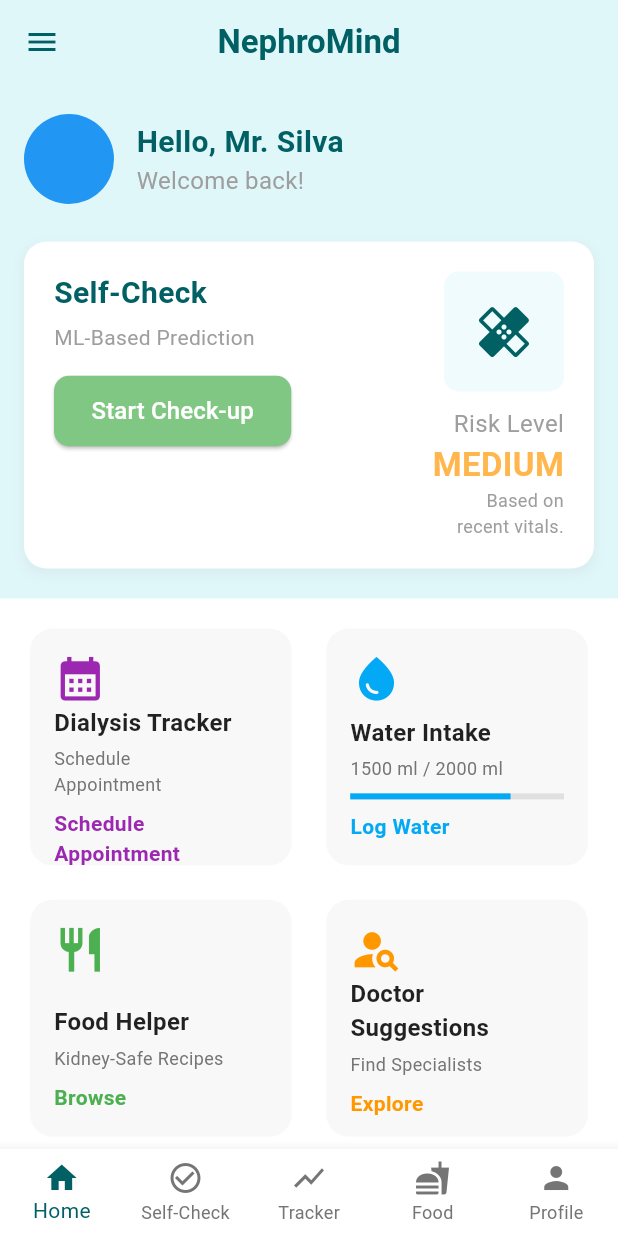
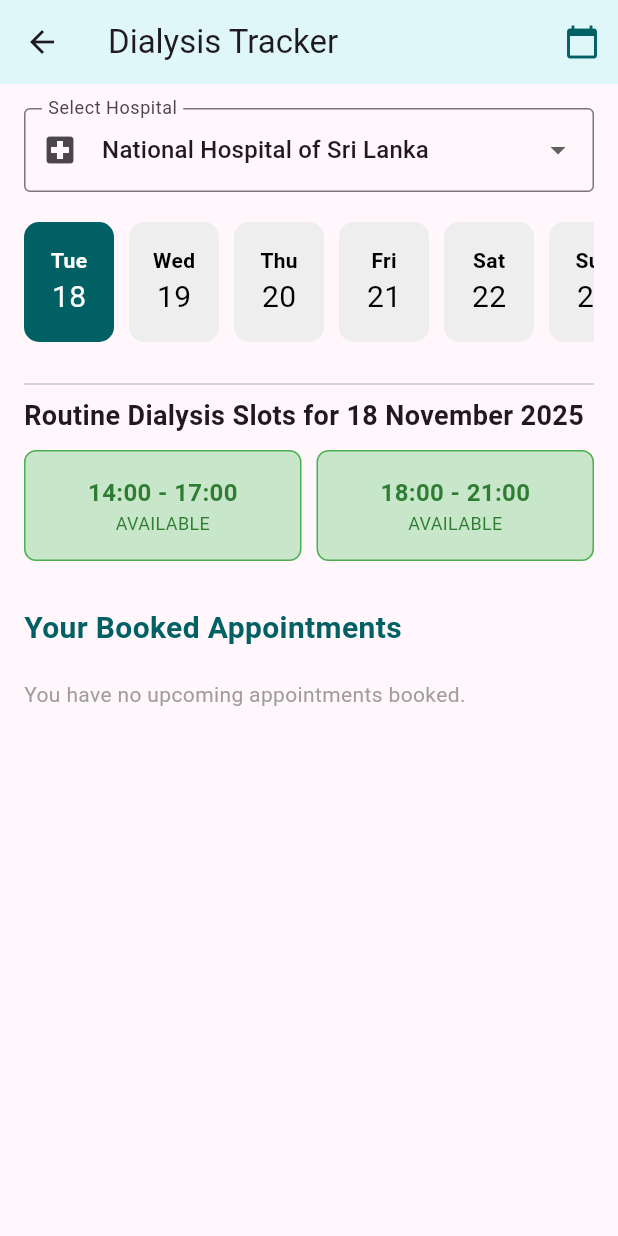
Before and after one commit to nipuni-Gurusinghe/NephroMind-Mobile-application, a Flutter app: the DashboardScreen screen opened by its route, after a tap on "Dialysis Tracker", on a phone screen of 412 x 824 dp. Run offline on Flutter 3.47's test engine with Material 3 defaults, Android fonts, the light colour scheme and no system bars; our stand-ins replace cloud_firestore, firebase_auth, firebase_core, share_plus; missing offline and left inert: a package; accounts and stored records are empty; statements that could not run were skipped.

Commit message:
Dialysis tracker completed

```diff
--- /dev/null
+++ b/lib/DialysisTrackerScreen.dart
@@ -0,0 +1,502 @@
+import 'package:flutter/material.dart';
+import 'package:cloud_firestore/cloud_firestore.dart';
+import 'package:intl/intl.dart';
+import 'package:firebase_auth/firebase_auth.dart';
+
+// --- DATA DEFINITIONS ---
+
+const List<Map<String, String>> hospitals = [
+  {'id': 'h_colombo_n', 'name': 'National Hospital of Sri Lanka (Colombo)'},
+  {'id': 'h_nindt', 'name': 'National Institute for Nephrology, Dialysis & Transplantation (NINDT)'},
+  {'id': 'h_karapitiya', 'name': 'Karapitiya Teaching Hospital (Galle National Hospital)'},
+  {'id': 'h_wellawaya', 'name': 'Wellawaya Base Hospital (Monaragala District)'},
+  {'id': 'h_mullariyawa', 'name': 'Colombo East Base Hospital, Mullariyawa'},
+];
+
+const List<String> routineTimeSlots = [
+  '06:00-09:00',
+  '10:00-13:00',
+  '14:00-17:00',
+  '18:00-21:00',
+];
+
+const String emergencyTimeSlot = '22:00-01:00 (Emergency)';
+
+class DialysisTrackerScreen extends StatefulWidget {
+  const DialysisTrackerScreen({super.key});
+
+  @override
+  State<DialysisTrackerScreen> createState() => _DialysisTrackerScreenState();
+}
+
+class _DialysisTrackerScreenState extends State<DialysisTrackerScreen> {
+  final FirebaseFirestore _firestore = FirebaseFirestore.instance;
+  Map<String, String>? _selectedHospital;
+  DateTime _selectedDate = DateTime.now();
+
+  String get currentPatientId {
+    // This is the correct way to filter by the current user.
+    // Ensure the user is logged in for proper permissions.
+    return FirebaseAuth.instance.currentUser?.uid ?? 'guest_uid';
+  }
+
+  late final String formattedToday = DateFormat('yyyy-MM-dd').format(DateUtils.dateOnly(DateTime.now()));
+
+  @override
+  void initState() {
+    super.initState();
+    _selectedHospital = hospitals.first;
+    _selectedDate = DateUtils.dateOnly(DateTime.now());
+  }
+
+  // --- HELPER FUNCTIONS ---
+
+  List<DateTime> _getDateRange() {
+    final List<DateTime> dates = [];
+    final now = DateUtils.dateOnly(DateTime.now());
+    for (int i = 0; i < 7; i++) {
+      dates.add(now.add(Duration(days: i)));
+    }
+    return dates;
+  }
+
+  List<String> _getAvailableTimeSlots(DateTime date) {
+    final List<String> slots = [...routineTimeSlots];
+
+    if (DateUtils.isSameDay(date, DateTime.now())) {
+      final now = DateTime.now();
+      slots.retainWhere((slot) {
+        final startTimeStr = slot.split('-').first;
+        final parts = startTimeStr.split(':');
+        final hour = int.parse(parts[0]);
+        final minute = int.parse(parts[1]);
+        final slotStartTime = DateTime(now.year, now.month, now.day, hour, minute);
+        return slotStartTime.isAfter(now);
+      });
+    }
+    return slots;
+  }
+
+  Future<void> _selectDate(BuildContext context) async {
+    final DateTime? picked = await showDatePicker(
+      context: context,
+      initialDate: _selectedDate,
+      firstDate: DateUtils.dateOnly(DateTime.now()),
+      lastDate: DateTime(2027),
+      builder: (context, child) {
+        return Theme(
+          data: ThemeData.light().copyWith(
+            primaryColor: const Color(0xFF006064),
+            colorScheme: const ColorScheme.light(
+              primary: Color(0xFF006064),
+              onPrimary: Colors.white,
+            ),
+            buttonTheme: const ButtonThemeData(textTheme: ButtonTextTheme.primary),
+          ),
+          child: child!,
+        );
+      },
+    );
+    if (picked != null && !DateUtils.isSameDay(picked, _selectedDate)) {
+      setState(() {
+        _selectedDate = DateUtils.dateOnly(picked);
+      });
+    }
+  }
+
+  // --- FIREBASE INTERACTIONS ---
+
+  Stream<QuerySnapshot> _fetchBookedAppointments() {
+    if (_selectedHospital == null) {
+      return const Stream.empty();
+    }
+    final formattedDate = DateFormat('yyyy-MM-dd').format(_selectedDate);
+
+    return _firestore
+        .collection('dialysis_appointments')
+        .where('hospitalId', isEqualTo: _selectedHospital!['id'])
+        .where('date', isEqualTo: formattedDate)
+        .where('type', isEqualTo: 'routine')
+        .snapshots();
+  }
+
+  Stream<QuerySnapshot> _fetchUserAppointments() {
+    // This is the correct query to filter appointments for the current user.
+    // It REQUIRES the composite index (see step 2 below).
+    return _firestore
+          .collection('dialysis_appointments')
+          .where('patientId', isEqualTo: currentPatientId)
+          .where('date', isGreaterThanOrEqualTo: formattedToday)
+          .orderBy('date')
+          .orderBy('timeSlot')
+          .snapshots();
+  }
+
+  Future<void> _confirmAndBookAppointment(BuildContext context, String timeSlot) async {
+    if (_selectedHospital == null) return;
+
+    final hospitalName = _selectedHospital!['name'];
+    final formattedDate = DateFormat('dd MMMM yyyy').format(_selectedDate);
+
+    final confirmed = await showDialog<bool>(
+      context: context,
+      builder: (context) => AlertDialog(
+        title: const Text('Confirm Appointment'),
+        content: RichText(
+          text: TextSpan(
+            style: const TextStyle(color: Colors.black, fontSize: 16),
+            children: <TextSpan>[
+              const TextSpan(text: 'Are you sure you want to book this appointment?\n\n'),
+              const TextSpan(text: 'Hospital: ', style: TextStyle(fontWeight: FontWeight.bold)),
+              TextSpan(text: '$hospitalName\n'),
+              const TextSpan(text: 'Date: ', style: TextStyle(fontWeight: FontWeight.bold)),
+              TextSpan(text: '$formattedDate\n'),
+              const TextSpan(text: 'Time: ', style: TextStyle(fontWeight: FontWeight.bold)),
+              TextSpan(text: timeSlot),
+            ],
+          ),
+        ),
+        actions: [
+          TextButton(
+            onPressed: () => Navigator.of(context).pop(false),
+            child: const Text('No', style: TextStyle(color: Colors.red)),
+          ),
+          TextButton(
+            onPressed: () => Navigator.of(context).pop(true),
+            child: const Text('Yes', style: TextStyle(fontWeight: FontWeight.bold)),
+          ),
+        ],
+      ),
+    );
+
+    if (confirmed == true) {
+      await _bookAppointment(timeSlot);
+    } else if (confirmed == false) {
+       if (mounted) {
+         ScaffoldMessenger.of(context).showSnackBar(
+           const SnackBar(content: Text('Appointment booking cancelled.')),
+         );
+       }
+    }
+  }
+
+
+  Future<void> _bookAppointment(String timeSlot) async {
+    if (_selectedHospital == null) return;
+
+    final formattedDate = DateFormat('yyyy-MM-dd').format(_selectedDate);
+    final hospitalId = _selectedHospital!['id'];
+
+    try {
+      await _firestore.collection('dialysis_appointments').add({
+        'hospitalId': hospitalId,
+        'hospitalName': _selectedHospital!['name'],
+        'date': formattedDate,
+        'timeSlot': timeSlot,
+        'patientId': currentPatientId,
+        'isBooked': true,
+        'type': 'routine',
+        'createdAt': FieldValue.serverTimestamp(),
+      });
+      if (mounted) {
+        ScaffoldMessenger.of(context).showSnackBar(
+          SnackBar(content: Text('Appointment booked for $formattedDate $timeSlot at ${_selectedHospital!['name']}!')),
+        );
+      }
+    } on FirebaseException catch (e) {
+       if (mounted) {
+        ScaffoldMessenger.of(context).showSnackBar(
+          SnackBar(content: Text('Error booking appointment: ${e.message}. Did you log in?')),
+        );
+      }
+    } catch (e) {
+      if (mounted) {
+        ScaffoldMessenger.of(context).showSnackBar(
+          SnackBar(content: Text('Error booking appointment: $e')),
+        );
+      }
+    }
+  }
+
+  Future<void> _deleteAppointment(String appointmentDocId) async {
+    try {
+      await _firestore.collection('dialysis_appointments').doc(appointmentDocId).delete();
+      if (mounted) {
+        ScaffoldMessenger.of(context).showSnackBar(
+          const SnackBar(content: Text('Appointment successfully deleted.')),
+        );
+      }
+    } catch (e) {
+      if (mounted) {
+        ScaffoldMessenger.of(context).showSnackBar(
+          SnackBar(content: Text('Error deleting appointment: $e')),
+        );
+      }
+    }
+  }
+
+  // --- UI WIDGETS ---
+
+  @override
+  Widget build(BuildContext context) {
+    return Scaffold(
+      appBar: AppBar(
+        title: const Text('Dialysis Tracker'),
+        backgroundColor: const Color(0xFFE0F7FA),
+        actions: [
+          IconButton(
+            icon: const Icon(Icons.calendar_today, color: Color(0xFF006064)),
+            onPressed: () => _selectDate(context),
+            tooltip: 'Select Date',
+          ),
+        ],
+      ),
+      body: SingleChildScrollView(
+        padding: const EdgeInsets.all(16.0),
+        child: Column(
+          crossAxisAlignment: CrossAxisAlignment.start,
+          children: <Widget>[
+            _buildHospitalDropdown(),
+            const SizedBox(height: 20),
+            _buildDateSelector(),
+            const SizedBox(height: 20),
+
+            const Divider(),
+
+            Text(
+              'Routine Dialysis Slots for ${DateFormat('dd MMMM yyyy').format(_selectedDate)}',
+              style: const TextStyle(fontSize: 18, fontWeight: FontWeight.bold),
+            ),
+            const SizedBox(height: 10),
+            _buildAvailableSlots(),
+
+            const SizedBox(height: 30),
+
+            const Text(
+              'Your Booked Appointments',
+              style: TextStyle(fontSize: 20, fontWeight: FontWeight.bold, color: Color(0xFF006064)),
+            ),
+            _buildUserAppointments(),
+          ],
+        ),
+      ),
+    );
+  }
+
+  Widget _buildHospitalDropdown() {
+    return DropdownButtonFormField<Map<String, String>>(
+      decoration: const InputDecoration(
+        labelText: 'Select Hospital',
+        border: OutlineInputBorder(),
+        prefixIcon: Icon(Icons.local_hospital),
+      ),
+      value: _selectedHospital,
+      isExpanded: true, // Fixes the overflow error
+      items: hospitals.map((hospital) {
+        return DropdownMenuItem<Map<String, String>>(
+          value: hospital,
+          child: Text(hospital['name']!),
+        );
+      }).toList(),
+      onChanged: (Map<String, String>? newValue) {
+        setState(() {
+          _selectedHospital = newValue;
+        });
+      },
+    );
+  }
+
+  Widget _buildDateSelector() {
+    return SizedBox(
+      height: 80,
+      child: ListView(
+        scrollDirection: Axis.horizontal,
+        children: _getDateRange().map((date) {
+          final isSelected = DateUtils.isSameDay(date, _selectedDate);
+          return GestureDetector(
+            onTap: () {
+              setState(() {
+                _selectedDate = date;
+              });
+            },
+            child: Container(
+              width: 60,
+              margin: const EdgeInsets.only(right: 10),
+              decoration: BoxDecoration(
+                color: isSelected ? const Color(0xFF006064) : Colors.grey[200],
+                borderRadius: BorderRadius.circular(10),
+              ),
+              child: Column(
+                mainAxisAlignment: MainAxisAlignment.center,
+                children: [
+                  Text(
+                    DateFormat('E').format(date),
+                    style: TextStyle(color: isSelected ? Colors.white : Colors.black, fontWeight: FontWeight.bold),
+                  ),
+                  Text(
+                    DateFormat('d').format(date),
+                    style: TextStyle(fontSize: 20, color: isSelected ? Colors.white : Colors.black),
+                  ),
+                ],
+              ),
+            ),
+          );
+        }).toList(),
+      ),
+    );
+  }
+
+  Widget _buildAvailableSlots() {
+    final availableSlots = _getAvailableTimeSlots(_selectedDate);
+
+    return StreamBuilder<QuerySnapshot>(
+      stream: _fetchBookedAppointments(),
+      builder: (context, snapshot) {
+        if (snapshot.connectionState == ConnectionState.waiting) {
+          return const Center(child: CircularProgressIndicator());
+        }
+        if (snapshot.hasError) {
+          return Text('Error: ${snapshot.error}');
+        }
+
+        final bookedSlots = snapshot.data!.docs.map((doc) => doc['timeSlot'] as String).toSet();
+
+        if (availableSlots.isEmpty) {
+          return const Text('No more routine slots available today.');
+        }
+
+        return GridView.builder(
+          shrinkWrap: true,
+          physics: const NeverScrollableScrollPhysics(),
+          gridDelegate: const SliverGridDelegateWithFixedCrossAxisCount(
+            crossAxisCount: 2,
+            childAspectRatio: 2.5,
+            crossAxisSpacing: 10,
+            mainAxisSpacing: 10,
+          ),
+          itemCount: availableSlots.length,
+          itemBuilder: (context, index) {
+            final slot = availableSlots[index];
+            final isBooked = bookedSlots.contains(slot);
+            final timeParts = slot.split('-');
+
+            return InkWell(
+              onTap: isBooked ? null : () => _confirmAndBookAppointment(context, slot),
+              child: Container(
+                decoration: BoxDecoration(
+                  color: isBooked ? Colors.red.shade100 : Colors.green.shade100,
+                  borderRadius: BorderRadius.circular(8),
+                  border: Border.all(color: isBooked ? Colors.red : Colors.green),
+                ),
+                alignment: Alignment.center,
+                child: Column(
+                  mainAxisAlignment: MainAxisAlignment.center,
+                  children: [
+                    Text(
+                      '${timeParts[0]} - ${timeParts[1]}',
+                      style: TextStyle(
+                        fontWeight: FontWeight.bold,
+                        fontSize: 16,
+                        color: isBooked ? Colors.red.shade800 : Colors.green.shade800,
+                      ),
+                    ),
+                    Text(
+                      isBooked ? 'BOOKED' : 'AVAILABLE',
+                      style: TextStyle(
+                        fontSize: 12,
+                        color: isBooked ? Colors.red.shade800 : Colors.green.shade800,
+                      ),
+                    ),
+                  ],
+                ),
+              ),
+            );
+          },
+        );
+      },
+    );
+  }
+
+  Widget _buildUserAppointments() {
+    return StreamBuilder<QuerySnapshot>(
+      stream: _fetchUserAppointments(),
+      builder: (context, snapshot) {
+        if (snapshot.connectionState == ConnectionState.waiting) {
+          return const Center(child: Padding(
+            padding: EdgeInsets.all(20.0),
+            child: CircularProgressIndicator(),
+          ));
+        }
+        if (snapshot.hasError) {
+          // Display the error without the long index explanation.
+          // The critical issue is the missing Firebase index.
+          return Padding(
+            padding: const EdgeInsets.symmetric(vertical: 8.0),
+            child: Text(
+              '❌ Error loading appointments. This is usually fixed by creating the required Firebase Composite Index or ensuring you are logged in.',
+              style: TextStyle(color: Colors.red.shade800),
+            ),
+          );
+        }
+
+        final userAppointments = snapshot.data!.docs;
+
+        if (userAppointments.isEmpty) {
+          return const Padding(
+            padding: EdgeInsets.symmetric(vertical: 20.0),
+            child: Text('You have no upcoming appointments booked.', style: TextStyle(color: Colors.grey)),
+          );
+        }
+
+        return ListView.builder(
+          shrinkWrap: true,
+          physics: const NeverScrollableScrollPhysics(),
+          itemCount: userAppointments.length,
+          itemBuilder: (context, index) {
+            final doc = userAppointments[index];
+            final data = doc.data() as Map<String, dynamic>;
+            final isRoutine = data['type'] == 'routine';
+
+            return Card(
+              color: isRoutine ? Colors.lightBlue.shade50 : Colors.deepOrange.shade50,
+              margin: const EdgeInsets.symmetric(vertical: 8),
+              child: ListTile(
+                leading: Icon(
+                  isRoutine ? Icons.access_time : Icons.warning_amber_rounded,
+                  color: isRoutine ? Colors.blue : Colors.deepOrange,
+                ),
+                title: Text(data['hospitalName'], style: const TextStyle(fontWeight: FontWeight.bold)),
+                subtitle: Text('${data['date']} at ${data['timeSlot']} (${data['type'].toString().toUpperCase()})'),
+                trailing: IconButton(
+                  icon: const Icon(Icons.delete_forever, color: Colors.red),
+                  onPressed: () {
+                    showDialog(
+                      context: context,
+                      builder: (context) => AlertDialog(
+                        title: const Text('Delete Appointment'),
+                        content: const Text('Are you sure you want to delete this appointment?'),
+                        actions: [
+                          TextButton(
+                            onPressed: () => Navigator.of(context).pop(),
+                            child: const Text('Cancel'),
+                          ),
+                          TextButton(
+                            onPressed: () {
+                              Navigator.of(context).pop();
+                              _deleteAppointment(doc.id);
+                            },
+                            child: const Text('Delete', style: TextStyle(color: Colors.red)),
+                          ),
+                        ],
+                      ),
+                    );
+                  },
+                ),
+              ),
+            );
+          },
+        );
+      },
+    );
+  }
+}
--- a/lib/dashboard_screen.dart
+++ b/lib/dashboard_screen.dart
@@ -2,7 +2,8 @@ import 'package:flutter/material.dart';
 import 'WaterInside.dart';
 import 'ProfileScreen.dart';
 import 'CommunityPortalScreen.dart';
-import 'AwarenessProgramme.dart'; // <--- NEW IMPORT
+import 'AwarenessProgramme.dart';
+import 'DialysisTrackerScreen.dart';
 
 // ... rest of the imports (ensure all imports you listed are present)
 
@@ -219,7 +220,12 @@ class DashboardScreen extends StatelessWidget {
                     title: 'Dialysis Tracker',
                     subtitle: 'Schedule\nAppointment',
                     buttonText: 'Schedule Appointment',
-                    onTap: () {},
+                    onTap: () {
+                      Navigator.push(
+                        context,
+                        MaterialPageRoute(builder: (context) => const DialysisTrackerScreen()),
+                      );
+                    },
                     backgroundColor: cardBackgroundLight,
                     showButton: true,
                   ),
--- a/lib/main.dart
+++ b/lib/main.dart
@@ -1,9 +1,10 @@
 import 'package:flutter/material.dart';
 import 'package:firebase_core/firebase_core.dart';   // ⭐ IMPORTANT
-import 'package:nephromind/welcome_screen.dart';
+import 'package:nephrom /welcome_screen.dart';
 import 'package:nephromind/dashboard_screen.dart';
 import 'package:nephromind/registration_screen.dart';
 import 'package:nephromind/login_screen.dart';
+import 'package:nephromind/DialysisTrackerScreen.dart';
 
 void main() async {
   WidgetsFlutterBinding.ensureInitialized();
@@ -28,6 +29,7 @@
         '/dashboard': (context) => const DashboardScreen(),
         '/register': (context) => const RegistrationScreen(),
         '/login': (context) => const LoginScreen(),
+        '/appointments': (context) => const DialysisTrackerScreen(),
       },
     );
   }
```
